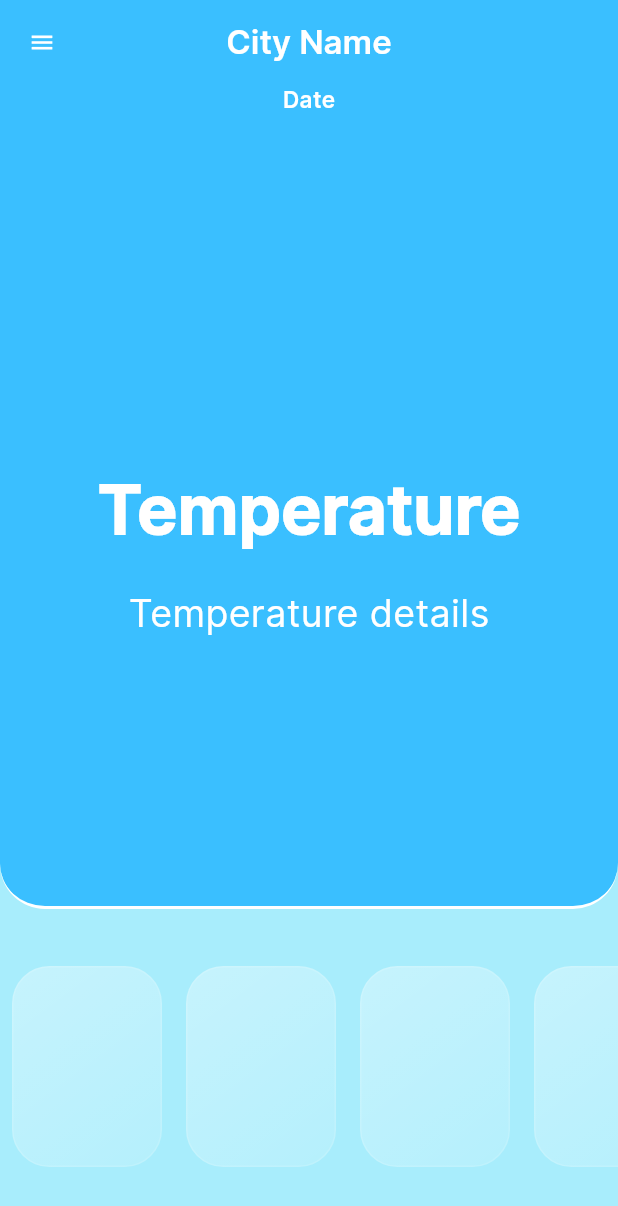
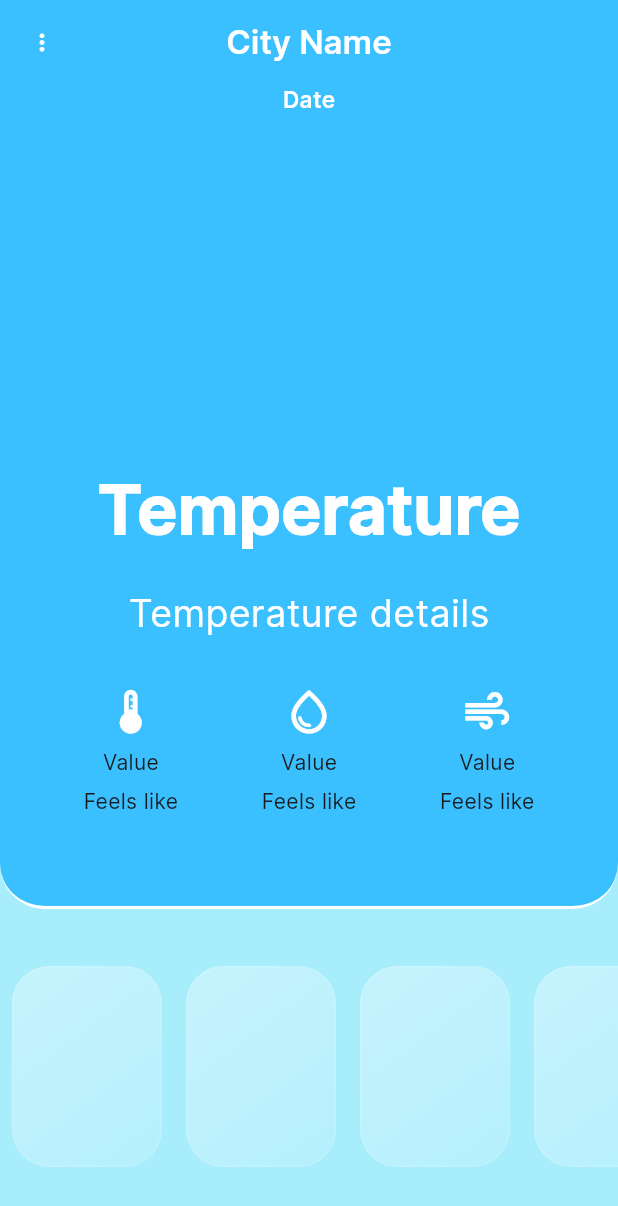
Before and after one commit to saivarshith67/weatherapp, a Flutter app: the screen it shows after launch, on a phone screen of 412 x 824 dp. Shown: the top 1206 px of the screen. Run offline on Flutter 3.47's test engine with Material 3 defaults, Android fonts, the phone set to English and light mode, and no system bars.

Commit message:
Added features

```diff
--- a/lib/HomePage.dart
+++ b/lib/HomePage.dart
@@ -32,7 +32,7 @@ class _MyHomePageState extends State<MyHomePage> {
             fontWeight: FontWeight.w700,
           ),
         ),
-        leading: TextButton(child: Icon(Icons.menu_sharp,color: Colors.white), onPressed: () {print("Hello World");},),
+        leading: TextButton(child: Icon(Icons.more_vert_rounded,color: Colors.white), onPressed: () {print("Hello World");},),
 
         centerTitle: true,
       ),
--- a/lib/WeatherDetailsWidget.dart
+++ b/lib/WeatherDetailsWidget.dart
@@ -22,20 +22,54 @@ class WeatherDetailsWidget extends StatelessWidget {
               bottomRight: Radius.circular(30.0),
             ),
           ),
-          child: const Column(
+          child: Column(
             children: [
-              Text(
+              const Text(
                   "Date",
                   style: TextStyle(fontFamily: "InterSemiBold",color: Colors.white, fontSize: 15.0),
               ),
               //Icon
-              SizedBox(height: 230,),
-              Text("Temperature",style: TextStyle(fontFamily: "InterSemiBold",fontWeight: FontWeight.w800,fontSize: 45,color: Colors.white),),
-              SizedBox(height: 20,),
-              Text("Temperature details",style: TextStyle(fontFamily: "InterRegular",fontWeight: FontWeight.w500,fontSize: 25,color: Colors.white),),
+              const SizedBox(height: 230,),
+              const Text("Temperature",style: TextStyle(fontFamily: "InterSemiBold",fontWeight: FontWeight.w800,fontSize: 45,color: Colors.white),),
+              const SizedBox(height: 20,),
+              const Text("Temperature details",style: TextStyle(fontFamily: "InterRegular",fontWeight: FontWeight.w500,fontSize: 25,color: Colors.white),),
+              const SizedBox(height: 30,),
               Row(
                 mainAxisAlignment: MainAxisAlignment.spaceEvenly,
                 children: [
+                  Container(
+                    child: const Column(
+                      children: [
+                        Icon(Icons.thermostat,color: Colors.white,size: 35,),
+                        SizedBox(height: 6,),
+                        Text("Value"),
+                        SizedBox(height: 6,),
+                        Text("Feels like"),
+                      ],
+                    ),
+                  ),
+                  Container(
+                    child: const Column(
+                      children: [
+                        Icon(Icons.water_drop_outlined,color: Colors.white,size: 35,),
+                        SizedBox(height: 6,),
+                        Text("Value"),
+                        SizedBox(height: 6,),
+                        Text("Feels like"),
+                      ],
+                    ),
+                  ),
+                  Container(
+                    child: const Column(
+                      children: [
+                        Icon(Icons.air,color: Colors.white,size: 35,),
+                        SizedBox(height: 6,),
+                        Text("Value"),
+                        SizedBox(height: 6,),
+                        Text("Feels like"),
+                      ],
+                    ),
+                  ),
                 ],
               )
             ],
```
